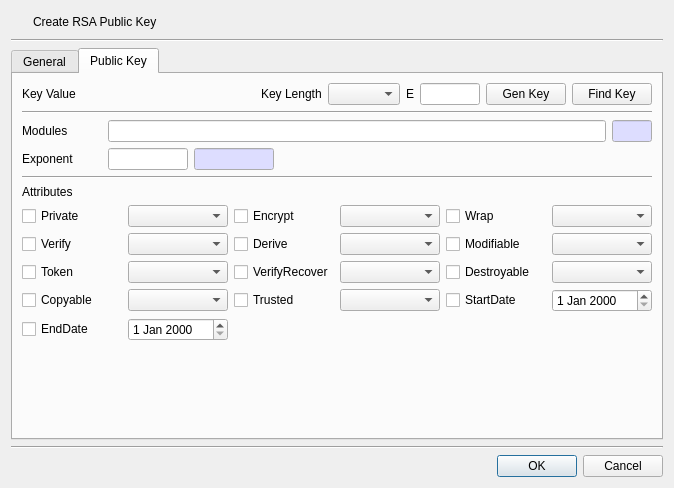
This is CryptokiMan/create_rsa_pub_key_dlg.ui in jykim74/CryptokiMan as Qt 5 draws it before an edit. The edited form follows.
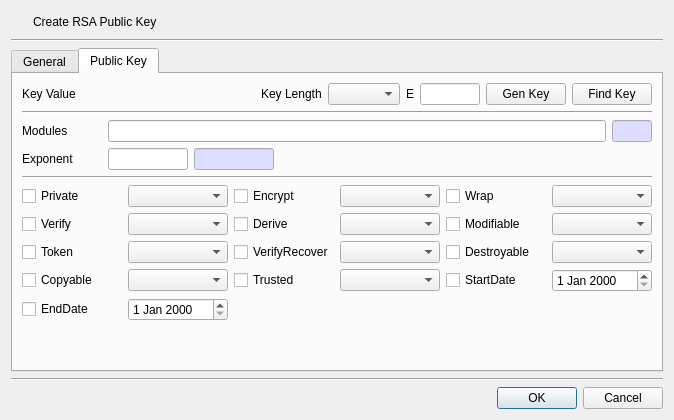
This is the edited form. The open tabs and pages were chosen to show the change. Icons and pictures are not drawn.

Diff of the .ui file:
```diff
--- a/CryptokiMan/create_rsa_pub_key_dlg.ui
+++ b/CryptokiMan/create_rsa_pub_key_dlg.ui
@@ -7,7 +7,7 @@
     <x>0</x>
     <y>0</y>
     <width>674</width>
-    <height>488</height>
+    <height>420</height>
    </rect>
   </property>
   <property name="windowTitle">
@@ -500,13 +500,6 @@
          </property>
         </widget>
        </item>
-       <item>
-        <widget class="QLabel" name="label_9">
-         <property name="text">
-          <string>Attributes</string>
-         </property>
-        </widget>
-       </item>
        <item>
         <layout class="QGridLayout" name="gridLayout_5">
          <property name="topMargin">
```
Left out of the diff: 2 changed lines with no effect on the pictures.
